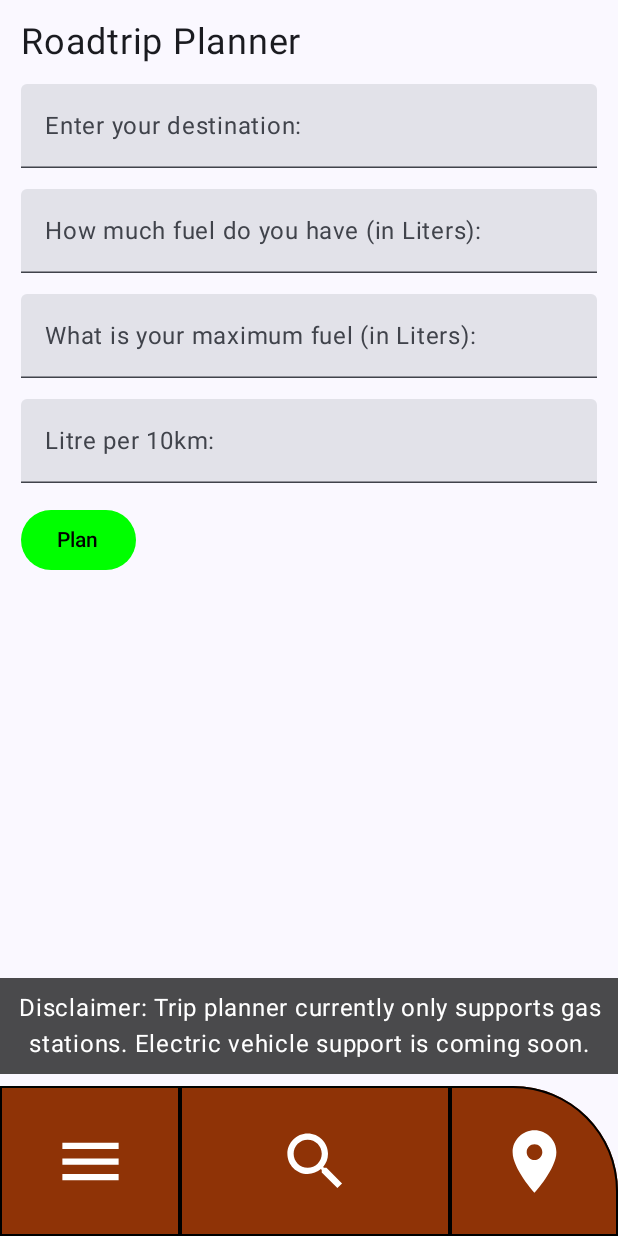
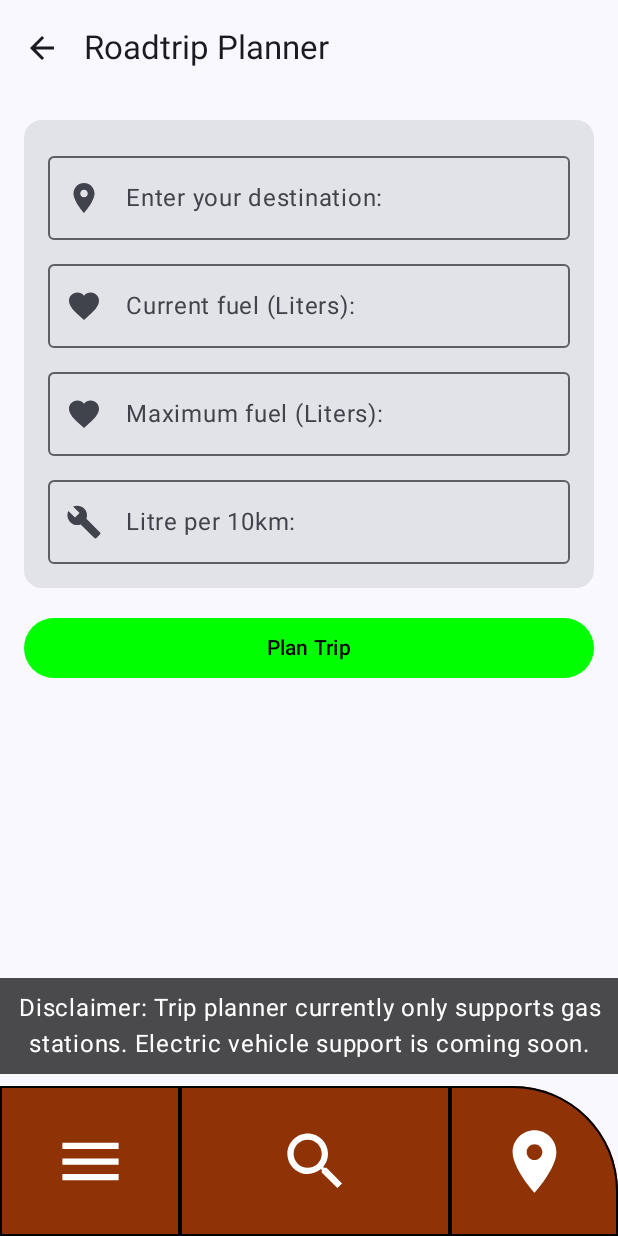
Before and after one commit to MelvinJMoller/FindGas, an Android app built with Jetpack Compose: the TripPlannerView screen opened through its navigation route, on a phone screen of 412 x 824 dp. Run offline under Robolectric (Android 15) with nearby library versions, the phone set to English and light mode, and no system bars.

Commit message:
design for trip planner

```diff
--- a/app/src/main/java/com/example/findgas/ui/TripPlanner.kt
+++ b/app/src/main/java/com/example/findgas/ui/TripPlanner.kt
@@ -8,10 +8,21 @@ import androidx.compose.foundation.layout.Column
 import androidx.compose.foundation.layout.fillMaxSize
 import androidx.compose.foundation.layout.fillMaxWidth
 import androidx.compose.foundation.layout.padding
+import androidx.compose.material.icons.Icons
+import androidx.compose.material.icons.filled.ArrowBack
+import androidx.compose.material.icons.filled.Build
+import androidx.compose.material.icons.filled.Favorite
+import androidx.compose.material.icons.filled.LocationOn
 import androidx.compose.material3.Button
 import androidx.compose.material3.ButtonDefaults
+import androidx.compose.material3.Card
+import androidx.compose.material3.ExperimentalMaterial3Api
+import androidx.compose.material3.Icon
+import androidx.compose.material3.IconButton
+import androidx.compose.material3.OutlinedTextField
+import androidx.compose.material3.Scaffold
 import androidx.compose.material3.Text
-import androidx.compose.material3.TextField
+import androidx.compose.material3.TopAppBar
 import androidx.compose.runtime.Composable
 import androidx.compose.runtime.collectAsState
 import androidx.compose.runtime.getValue
@@ -34,6 +45,7 @@ import com.example.findgas.ui.theme.FindGasTheme
 import kotlinx.coroutines.launch
 
 // Function for the Trip Planner
+@OptIn(ExperimentalMaterial3Api::class)
 @Composable
 fun TripPlannerView(navController: NavController, mapsViewModel: MapsViewModel) {
 
@@ -46,45 +58,55 @@ fun TripPlannerView(navController: NavController, mapsViewModel: MapsViewModel)
     val context = LocalContext.current
     val currentLocation by mapsViewModel.currentLocation.collectAsState()
 
-    Box(modifier = Modifier.fillMaxSize()) {
+    Scaffold(
+        topBar = {
+            TopAppBar(title = { Text("Roadtrip Planner") },
+                navigationIcon = {
+                    IconButton(onClick = { navController.popBackStack() }) {
+                        Icon(Icons.Default.ArrowBack, contentDescription = "Back")
+                    }
+                })
+        }
+    ) {
+        Box(modifier = Modifier.fillMaxSize().padding(it)) {
             Column(
-            modifier = Modifier.fillMaxWidth().padding(14.dp),
-            verticalArrangement = Arrangement.spacedBy(14.dp)
+                modifier = Modifier.fillMaxWidth().padding(16.dp),
+                verticalArrangement = Arrangement.spacedBy(16.dp)
             ) {
-            Text(
-                text = "Roadtrip Planner",
-                fontSize = 24.sp
-            )
-
-            // Input for destination
-            TextField(
+                Card(modifier = Modifier.fillMaxWidth()) {
+                    Column(modifier = Modifier.padding(16.dp), verticalArrangement = Arrangement.spacedBy(8.dp)) {
+                        OutlinedTextField(
                             value = destinationVal,
                             onValueChange = {destinationVal = it},
                             label = {Text("Enter your destination:")},
-                modifier = Modifier.fillMaxWidth()
+                            modifier = Modifier.fillMaxWidth(),
+                            leadingIcon = { Icon(Icons.Default.LocationOn, contentDescription = null) }
                         )
-            // Input for how much Fuel currently in the car
-            TextField(
+                        OutlinedTextField(
                             value = currentFuel,
                             onValueChange = {currentFuel = it},
-                label = {Text("How much fuel do you have (in Liters):")},
-                modifier = Modifier.fillMaxWidth()
+                            label = {Text("Current fuel (Liters):")},
+                            modifier = Modifier.fillMaxWidth(),
+                            leadingIcon = { Icon(Icons.Default.Favorite, contentDescription = null) }
                         )
-            // Input for how much the maximum amount of fuel is in the car
-            TextField(
+                        OutlinedTextField(
                             value = maxFuel,
                             onValueChange = {maxFuel = it},
-                label = {Text("What is your maximum fuel (in Liters):")},
-                modifier = Modifier.fillMaxWidth()
+                            label = {Text("Maximum fuel (Liters):")},
+                            modifier = Modifier.fillMaxWidth(),
+                            leadingIcon = { Icon(Icons.Default.Favorite, contentDescription = null) }
                         )
 
-            TextField(
+                        OutlinedTextField(
                             value = consumption,
                             onValueChange = {consumption = it},
                             label = {Text("Litre per 10km:")},
-                modifier = Modifier.fillMaxWidth()
+                            modifier = Modifier.fillMaxWidth(),
+                            leadingIcon = { Icon(Icons.Default.Build, contentDescription = null) }
                         )
-            // Confirmation button
+                    }
+                }
+
                 Button(onClick = {
                     val currentFuelVal = currentFuel.toDoubleOrNull()
                     val maxFuelVal = maxFuel.toDoubleOrNull()
@@ -141,9 +163,10 @@ fun TripPlannerView(navController: NavController, mapsViewModel: MapsViewModel)
                     }
 
                 },
+                    modifier = Modifier.fillMaxWidth(),
                     colors = ButtonDefaults.buttonColors(containerColor = Color.Green, contentColor = Color.Black)
                 ) {
-                Text("Plan")
+                    Text("Plan Trip")
                 }
             }
 
@@ -159,6 +182,7 @@ fun TripPlannerView(navController: NavController, mapsViewModel: MapsViewModel)
                 textAlign = TextAlign.Center
             )
         }
+    }
 
 }
 
```
Lines whose indentation alone changed are shown as unchanged.
